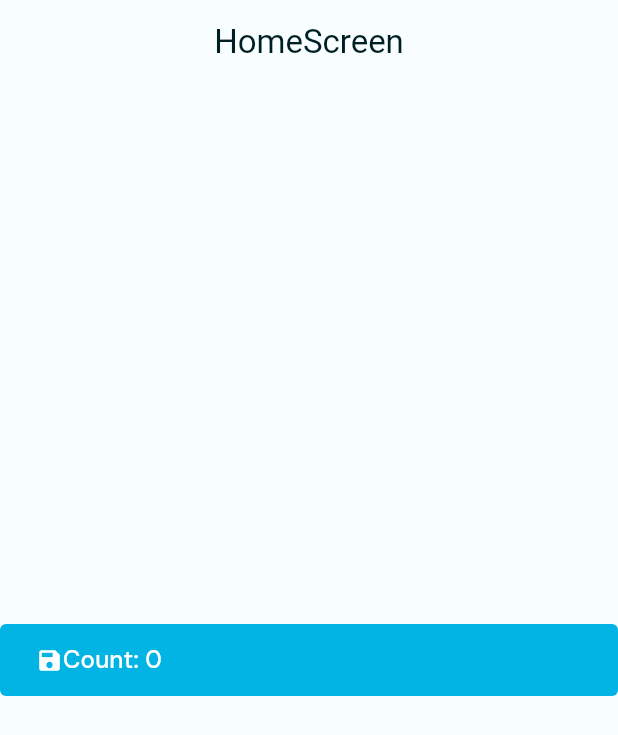
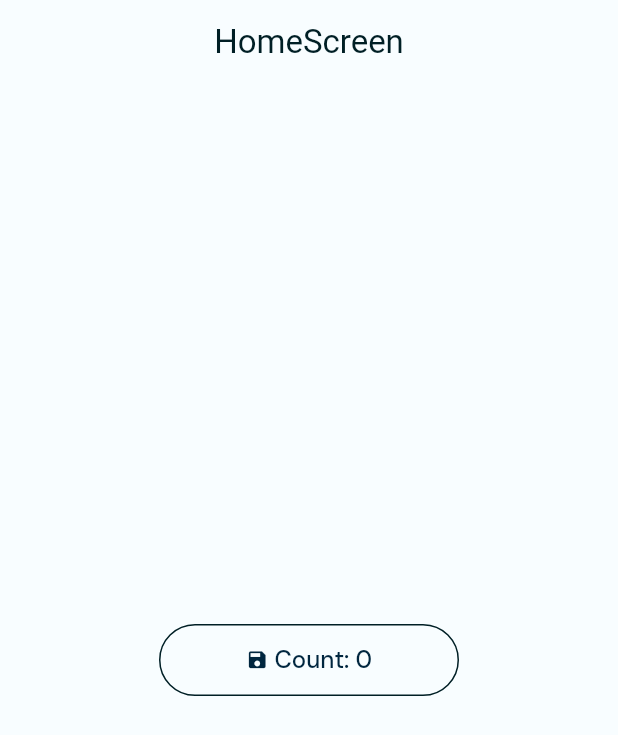
Before and after one commit to jayaantara10/flutter_training_cli, a Flutter app: the screen it shows after launch, on a phone screen of 412 x 824 dp. Shown: the top 735 px of the screen. Run offline on Flutter 3.47's test engine with Material 3 defaults, Android fonts, the phone set to English and light mode, and no system bars; our stand-ins replace get, google_fonts; statements that could not run were skipped.

Commit message:
Continue make custom button

```diff
--- a/lib/infrastructure/theme/theme.dart
+++ b/lib/infrastructure/theme/theme.dart
@@ -1,20 +1,53 @@
 import 'package:flutter/material.dart';
 import 'package:flutter_training_cli/infrastructure/theme/color.scheme.dart';
+import 'package:flutter_training_cli/infrastructure/theme/font.style.dart';
 
 class TMDBTheme {
-  ThemeData getLight() {
+  static ThemeData getLight() {
     return ThemeData(
       useMaterial3: true,
       colorScheme: TMDBLightColorScheme,
-      buttonTheme: ButtonThemeData(
-        shape: ,
-        buttonColor: TMDBDarkColorScheme.secondary
-
-        )
+      filledButtonTheme: FilledButtonThemeData(
+        style: FilledButton.styleFrom(
+            shape:
+                RoundedRectangleBorder(borderRadius: BorderRadius.circular(4)),
+            backgroundColor: TMDBLightColorScheme.secondary,
+            foregroundColor: TMDBLightColorScheme.onSecondary),
+      ),
+      outlinedButtonTheme: OutlinedButtonThemeData(
+        style: OutlinedButton.styleFrom(
+            shape: RoundedRectangleBorder(
+              borderRadius: BorderRadius.circular(4),
+            ),
+            foregroundColor: TMDBLightColorScheme.secondary). copyWith( side: MaterialStateProperty.resolveWith<BorderSide>(
+            (Set<MaterialState> states) {
+              if (states.contains(MaterialState.disabled)){
+                return BorderSide(color: TMDBLightColorScheme.)
+              }
+            }
+        )),
+      ).,
+      textButtonTheme: TextButtonThemeData(
+        style: TextButton.styleFrom(
+            shape: RoundedRectangleBorder(
+              borderRadius: BorderRadius.circular(4),
+            ),
+            foregroundColor: TMDBLightColorScheme.secondary),
+      ),
     );
   }
 
-  ThemeData getDark() {
-    return ThemeData(useMaterial3: true, colorScheme: TMDBDarkColorScheme);
+  static ThemeData getDark() {
+    return ThemeData(
+      useMaterial3: true,
+      colorScheme: TMDBDarkColorScheme,
+      filledButtonTheme: FilledButtonThemeData(
+        style: FilledButton.styleFrom(
+            backgroundColor: TMDBLightColorScheme.secondary,
+            textStyle: TMDBFontStyle.textLargeMedium,
+            shape:
+                RoundedRectangleBorder(borderRadius: BorderRadius.circular(4))),
+      ),
+    );
   }
 }
--- a/lib/main.dart
+++ b/lib/main.dart
@@ -13,14 +13,16 @@ void main() async {
 
 class Main extends StatelessWidget {
   final String initialRoute;
-  Main(this.initialRoute);
+  const Main(this.initialRoute, {super.key});
 
   @override
   Widget build(BuildContext context) {
-    TMDBTheme theme = TMDBTheme(context: context);
+    final ThemeData lightTheme = TMDBTheme.getLight();
+    final ThemeData darkTheme = TMDBTheme.getDark();
+
     return GetMaterialApp(
-      theme: theme.getLight(),
-      darkTheme: theme.getDark(),
+      theme: lightTheme,
+      darkTheme: darkTheme,
       initialRoute: initialRoute,
       getPages: Nav.routes,
     );
--- a/lib/presentation/core/widgets/buttons/button.widget.dart
+++ b/lib/presentation/core/widgets/buttons/button.widget.dart
@@ -6,45 +6,77 @@ import 'package:flutter_training_cli/infrastructure/theme/font.style.dart';
 class TMDBButton extends StatelessWidget {
   final String label;
   final IconData? icon;
-  final ButtonType? type;
-  final ButtonSize? size;
-  final bool? enabled;
-  final VoidCallback onPressed;
+  final ButtonType type;
+  final ButtonSize size;
+  final double? width;
+  final VoidCallback? onPressed;
 
   const TMDBButton(
       {required this.label,
       this.icon,
-      this.type,
-      this.size,
-      this.enabled,
-      required this.onPressed,
+      this.type = ButtonType.primary,
+      this.size = ButtonSize.big,
+      this.width,
+      this.onPressed,
       super.key});
+
+  double _setupFixedHeight() => size == ButtonSize.big ? 48 : 32;
+
+  Size? _setupFixedSize() => width != null
+      ? Size(width!, _setupFixedHeight())
+      : Size.fromHeight(_setupFixedHeight());
+
+  TextStyle _setupTextStyle() => switch (size) {
+        ButtonSize.big => TMDBFontStyle.textLargeMedium,
+        ButtonSize.mini => TMDBFontStyle.textSmalleMedium,
+      };
+
+  Widget _setupChild() {
+    return Row(
+      mainAxisAlignment: MainAxisAlignment.center,
+      children: [
+        if (icon != null && type != ButtonType.tertiary)
+          Icon(
+            icon,
+            size: size == ButtonSize.big ? 15 : 10.5,
+          ),
+        if (icon != null && type != ButtonType.tertiary)
+          const SizedBox(width: 4),
+        Text(label)
+      ],
+    );
+  }
 
   @override
   Widget build(BuildContext context) {
-    ThemeData theme = Theme.of(context);
-    ColorScheme colorScheme = theme.colorScheme;
-
-    return FilledButton(
-        onPressed: onPressed,
-        style: FilledButton.styleFrom(
-            backgroundColor: colorScheme.secondary,
-            minimumSize: const Size.fromHeight(48),
-            shape:
-                RoundedRectangleBorder(borderRadius: BorderRadius.circular(4))),
-        child: icon == null
-            ? Text(
-                label,
-                style: TMDBFontStyle.textLargeMedium,
-              )
-            : Row(
-                children: [
-                  Icon(icon),
-                  Text(
-                    label,
-                    style: TMDBFontStyle.textLargeMedium,
-                  )
-                ],
-              ));
+    switch (type) {
+      case ButtonType.primary:
+        return FilledButton(
+          onPressed: onPressed,
+          style: FilledButton.styleFrom(
+            textStyle: _setupTextStyle(),
+            fixedSize: _setupFixedSize(),
+          ),
+          child: _setupChild(),
+        );
+      case ButtonType.secondary:
+        return OutlinedButton(
+          onPressed: onPressed,
+          style: OutlinedButton.styleFrom(
+            textStyle: _setupTextStyle(),
+            fixedSize: _setupFixedSize(),
+          ),
+          child: _setupChild(),
+        );
+      case ButtonType.tertiary:
+        return TextButton(
+          onPressed: onPressed,
+          style: TextButton.styleFrom(
+            textStyle: _setupTextStyle(),
+            fixedSize: _setupFixedSize(),
+          ),
+          child: _setupChild(),
+        );
+    }
   }
 }
--- a/lib/presentation/home/home.screen.dart
+++ b/lib/presentation/home/home.screen.dart
@@ -1,5 +1,7 @@
 import 'package:flutter/material.dart';
 import 'package:flutter_training_cli/infrastructure/theme/font.style.dart';
+import 'package:flutter_training_cli/presentation/core/enum/button.size.enum.dart';
+import 'package:flutter_training_cli/presentation/core/enum/button.type.enum.dart';
 import 'package:flutter_training_cli/presentation/core/widgets/buttons/button.widget.dart';
 
 import 'package:get/get.dart';
@@ -17,10 +19,16 @@ class HomeScreen extends GetView<HomeController> {
         centerTitle: true,
       ),
       body: Center(
-        child: Obx(() => TMDBButton(
-            label: 'Count: ${controller.count.value}',
-            icon: Icons.save,
-            onPressed: () => {controller.increment()})),
+        child: Obx(
+          () => TMDBButton(
+              label: 'Count: ${controller.count.value}',
+              icon: Icons.save,
+              type: ButtonType.secondary,
+              size: ButtonSize.big,
+              width: 200,
+              onPressed: () => {controller.increment()},
+          ),
+        ),
       ),
     );
   }
```
